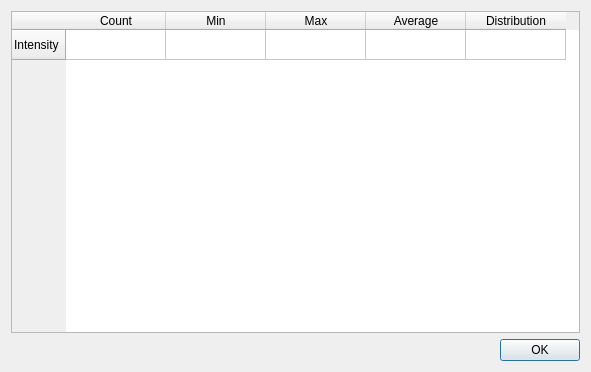
This is source/VISUAL/DIALOGS/LayerStatisticsDialog.ui in hroest/flaming-archer as Qt 5 draws it before an edit. The edited form follows.
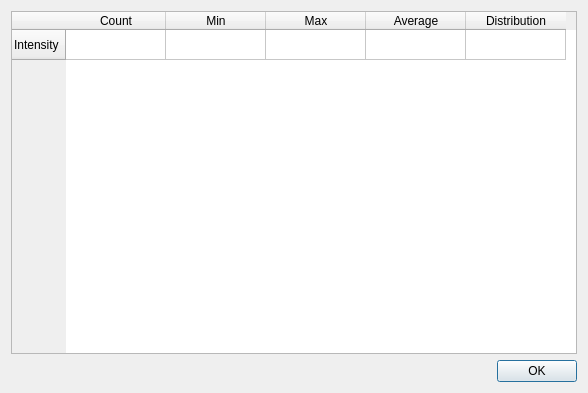
This is the edited form.

Commit message: improvements to statistics widget

```diff
--- a/source/VISUAL/DIALOGS/LayerStatisticsDialog.ui
+++ b/source/VISUAL/DIALOGS/LayerStatisticsDialog.ui
@@ -5,8 +5,8 @@
    <rect>
     <x>0</x>
     <y>0</y>
-    <width>591</width>
-    <height>372</height>
+    <width>588</width>
+    <height>393</height>
    </rect>
   </property>
   <property name="windowTitle" >
```
Left out of the diff: 6 changed lines with no effect on the pictures. The commit also changes 2 other files.
